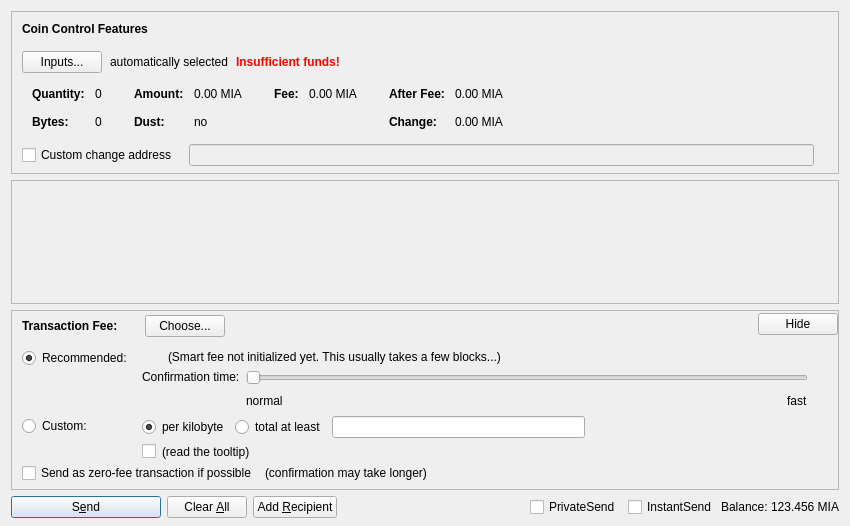
Old version of the form src/qt/forms/sendcoinsdialog.ui in the repository MixAir/MIACore.
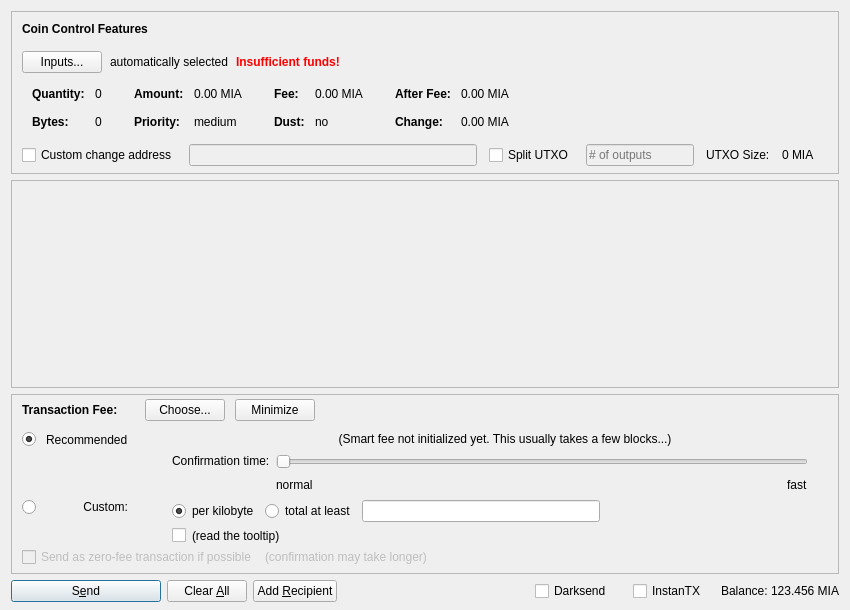
New version of the form. Icons and pictures are not drawn. Custom widgets are drawn as their Qt base class.

What changed in the file:
```diff
--- a/src/qt/forms/sendcoinsdialog.ui
+++ b/src/qt/forms/sendcoinsdialog.ui
@@ -7,7 +7,7 @@
     <x>0</x>
     <y>0</y>
     <width>850</width>
-    <height>526</height>
+    <height>610</height>
    </rect>
   </property>
   <property name="windowTitle">
@@ -332,7 +332,7 @@
                 </widget>
                </item>
                <item row="1" column="0">
-                <widget class="QLabel" name="labelCoinControlLowOutputText">
+                <widget class="QLabel" name="labelCoinControlPriorityText">
                  <property name="font">
                   <font>
                    <weight>75</weight>
@@ -340,12 +340,12 @@
                   </font>
                  </property>
                  <property name="text">
-                  <string>Dust:</string>
+                  <string>Priority:</string>
                  </property>
                 </widget>
                </item>
                <item row="1" column="1">
-                <widget class="QLabel" name="labelCoinControlLowOutput">
+                <widget class="QLabel" name="labelCoinControlPriority">
                  <property name="cursor">
                   <cursorShape>IBeamCursor</cursorShape>
                  </property>
@@ -353,7 +353,7 @@
                   <enum>Qt::ActionsContextMenu</enum>
                  </property>
                  <property name="text">
-                  <string notr="true">no</string>
+                  <string>medium</string>
                  </property>
                  <property name="textInteractionFlags">
                   <set>Qt::LinksAccessibleByMouse|Qt::TextSelectableByKeyboard|Qt::TextSelectableByMouse</set>
@@ -411,7 +411,36 @@
                  </property>
                 </widget>
                </item>
-             </layout>
+               <item row="1" column="0">
+                <widget class="QLabel" name="labelCoinControlLowOutputText">
+                 <property name="font">
+                  <font>
+                   <weight>75</weight>
+                   <bold>true</bold>
+                  </font>
+                 </property>
+                 <property name="text">
+                  <string>Dust:</string>
+                 </property>
+                </widget>
+               </item>
+               <item row="1" column="1">
+                <widget class="QLabel" name="labelCoinControlLowOutput">
+                 <property name="cursor">
+                  <cursorShape>IBeamCursor</cursorShape>
+                 </property>
+                 <property name="contextMenuPolicy">
+                  <enum>Qt::ActionsContextMenu</enum>
+                 </property>
+                 <property name="text">
+                  <string>no</string>
+                 </property>
+                 <property name="textInteractionFlags">
+                  <set>Qt::LinksAccessibleByMouse|Qt::TextSelectableByKeyboard|Qt::TextSelectableByMouse</set>
+                 </property>
+                </widget>
+               </item>
+              </layout>
              </item>
              <item>
               <layout class="QFormLayout" name="formLayoutCoinControl4">
@@ -499,7 +528,7 @@
          </widget>
         </item>
         <item>
-         <layout class="QHBoxLayout" name="horizontalLayoutCoinControl4" stretch="0,0,0">
+         <layout class="QHBoxLayout" name="horizontalLayoutCoinControl4" stretch="0,0,0,0,0,0,0">
           <property name="spacing">
            <number>12</number>
           </property>
@@ -535,6 +564,43 @@
             </property>
            </widget>
           </item>
+          <item>
+           <widget class="QCheckBox" name="splitBlockCheckBox">
+            <property name="text">
+             <string>Split UTXO</string>
+            </property>
+           </widget>
+          </item>
+          <item>
+           <widget class="QLineEdit" name="splitBlockLineEdit">
+            <property name="enabled">
+             <bool>false</bool>
+            </property>
+            <property name="sizePolicy">
+             <sizepolicy hsizetype="Fixed" vsizetype="Fixed">
+              <horstretch>50</horstretch>
+              <verstretch>0</verstretch>
+             </sizepolicy>
+            </property>
+            <property name="placeholderText">
+             <string># of outputs</string>
+            </property>
+           </widget>
+          </item>
+          <item>
+           <widget class="QLabel" name="labelBlockSizeText">
+            <property name="text">
+             <string>UTXO Size:</string>
+            </property>
+           </widget>
+          </item>
+          <item>
+           <widget class="QLabel" name="labelBlockSize">
+            <property name="text">
+             <string>0 MIA</string>
+            </property>
+           </widget>
+          </item>
           <item>
            <widget class="QLabel" name="labelCoinControlChangeLabel">
             <property name="sizePolicy">
@@ -588,7 +654,7 @@
         <x>0</x>
         <y>0</y>
         <width>830</width>
-        <height>69</height>
+        <height>95</height>
        </rect>
       </property>
       <layout class="QVBoxLayout" name="verticalLayout_2" stretch="0,1">
@@ -742,6 +808,16 @@
                 </property>
                </widget>
               </item>
+              <item>
+               <widget class="QPushButton" name="buttonMinimizeFee">
+                <property name="toolTip">
+                 <string>collapse fee-settings</string>
+                </property>
+                <property name="text">
+                 <string>Minimize</string>
+                </property>
+               </widget>
+              </item>
              </layout>
             </item>
             <item>
@@ -772,16 +848,6 @@
             </property>
            </spacer>
           </item>
-          <item>
-           <widget class="QPushButton" name="buttonMinimizeFee">
-            <property name="toolTip">
-             <string>collapse fee-settings</string>
-            </property>
-            <property name="text">
-             <string>Hide</string>
-            </property>
-           </widget>
-          </item>
          </layout>
         </item>
         <item>
@@ -816,7 +882,7 @@
              <property name="verticalSpacing">
               <number>4</number>
              </property>
-             <item row="1" column="1">
+             <item row="2" column="4">
               <layout class="QVBoxLayout" name="verticalLayoutFee8">
                <property name="spacing">
                 <number>6</number>
@@ -915,42 +981,29 @@
                </item>
               </layout>
              </item>
-             <item row="0" column="0">
-              <layout class="QVBoxLayout" name="verticalLayoutFee4" stretch="0,1">
-               <item>
-                <widget class="QRadioButton" name="radioSmartFee">
-                 <property name="text">
-                  <string>Recommended:</string>
-                 </property>
-                 <property name="checked">
-                  <bool>true</bool>
-                 </property>
-                 <attribute name="buttonGroup">
-                  <string notr="true">groupFee</string>
-                 </attribute>
-                </widget>
-               </item>
-               <item>
-                <spacer name="verticalSpacer_2">
-                 <property name="orientation">
-                  <enum>Qt::Vertical</enum>
-                 </property>
-                 <property name="sizeHint" stdset="0">
-                  <size>
-                   <width>1</width>
-                   <height>1</height>
-                  </size>
-                 </property>
-                </spacer>
-               </item>
-              </layout>
-             </item>
              <item row="1" column="0">
+              <layout class="QVBoxLayout" name="verticalLayoutFee4" stretch="1">
+               <item>
+                <spacer name="verticalSpacer_2">
+                 <property name="orientation">
+                  <enum>Qt::Vertical</enum>
+                 </property>
+                 <property name="sizeHint" stdset="0">
+                  <size>
+                   <width>1</width>
+                   <height>1</height>
+                  </size>
+                 </property>
+                </spacer>
+               </item>
+              </layout>
+             </item>
+             <item row="2" column="0">
               <layout class="QVBoxLayout" name="verticalLayoutFee9" stretch="0,1">
                <item>
                 <widget class="QRadioButton" name="radioCustomFee">
                  <property name="text">
-                  <string>Custom:</string>
+                  <string/>
                  </property>
                  <attribute name="buttonGroup">
                   <string notr="true">groupFee</string>
@@ -972,7 +1025,7 @@
                </item>
               </layout>
              </item>
-             <item row="0" column="1">
+             <item row="1" column="4">
               <layout class="QVBoxLayout" name="verticalLayoutFee3" stretch="0,0,1">
                <property name="spacing">
                 <number>6</number>
@@ -982,33 +1035,6 @@
                </property>
                <item>
                 <layout class="QHBoxLayout" name="horizontalLayoutFee12">
-                 <item>
-                  <widget class="QLabel" name="labelSmartFee">
-                   <property name="text">
-                    <string/>
-                   </property>
-                   <property name="margin">
-                    <number>2</number>
-                   </property>
-                  </widget>
-                 </item>
-                 <item>
-                  <widget class="QLabel" name="labelFeeEstimation">
-                   <property name="text">
-                    <string/>
-                   </property>
-                  </widget>
-                 </item>
-                 <item>
-                  <widget class="QLabel" name="labelSmartFee2">
-                   <property name="text">
-                    <string>(Smart fee not initialized yet. This usually takes a few blocks...)</string>
-                   </property>
-                   <property name="margin">
-                    <number>2</number>
-                   </property>
-                  </widget>
-                 </item>
                  <item>
                   <spacer name="horizontalSpacer_5">
                    <property name="orientation">
@@ -1136,6 +1162,69 @@
                </item>
               </layout>
              </item>
+             <item row="0" column="1">
+              <widget class="QLabel" name="labelSmartFee_2">
+               <property name="text">
+                <string>Recommended</string>
+               </property>
+              </widget>
+             </item>
+             <item row="0" column="0">
+              <widget class="QRadioButton" name="radioSmartFee">
+               <property name="text">
+                <string/>
+               </property>
+               <property name="checked">
+                <bool>true</bool>
+               </property>
+               <attribute name="buttonGroup">
+                <string notr="true">groupFee</string>
+               </attribute>
+              </widget>
+             </item>
+             <item row="2" column="1">
+              <widget class="QLabel" name="labelCustomFee">
+               <property name="text">
+                <string>Custom:</string>
+               </property>
+               <property name="alignment">
+                <set>Qt::AlignRight|Qt::AlignTop|Qt::AlignTrailing</set>
+               </property>
+              </widget>
+             </item>
+             <item row="0" column="2">
+              <widget class="QLabel" name="labelSmartFee">
+               <property name="text">
+                <string/>
+               </property>
+               <property name="margin">
+                <number>2</number>
+               </property>
+              </widget>
+             </item>
+             <item row="0" column="3">
+              <widget class="QLabel" name="labelFeeEstimation">
+               <property name="text">
+                <string/>
+               </property>
+              </widget>
+             </item>
+             <item row="0" column="4">
+              <widget class="QLabel" name="labelSmartFee2">
+               <property name="text">
+                <string>(Smart fee not initialized yet. This usually takes a few blocks...)</string>
+               </property>
+               <property name="alignment">
+                <set>Qt::AlignHCenter</set>
+               </property>
+               <property name="wordWrap">
+                <bool>true</bool>
+               </property>
+               <property name="margin">
+                <number>2</number>
+               </property>
+              </widget>
+             </item>
             </layout>
            </item>
            <item>
@@ -1148,6 +1237,12 @@
              </property>
              <item>
               <widget class="QCheckBox" name="checkBoxFreeTx">
+               <property name="enabled">
+                <bool>false</bool>
+               </property>
+               <property name="mouseTracking">
+                <bool>true</bool>
+               </property>
                <property name="text">
                 <string>Send as zero-fee transaction if possible</string>
                </property>
@@ -1155,6 +1250,9 @@
              </item>
              <item>
               <widget class="QLabel" name="labelFreeTx">
+               <property name="enabled">
+                <bool>false</bool>
+               </property>
                <property name="text">
                 <string>(confirmation may take longer)</string>
                </property>
@@ -1295,7 +1393,7 @@
           </size>
          </property>
          <property name="text">
-          <string>PrivateSend</string>
+          <string>Darksend</string>
          </property>
          <property name="checked">
           <bool>false</bool>
@@ -1314,7 +1412,7 @@
           </size>
          </property>
          <property name="text">
-          <string>InstantSend</string>
+          <string>InstanTX</string>
          </property>
         </widget>
        </item>
```
Left out of the diff: 24 changed lines with no effect on the pictures.
